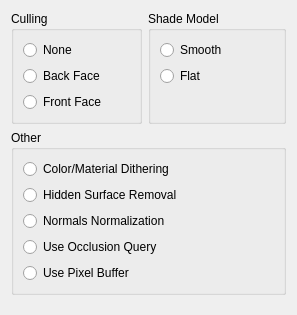
First picture: the form in src/cpp/plantgl/gui/base/interface/gloptions.ui, repository openalea/plantgl, before the edit.
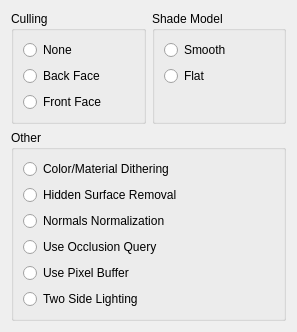
Second picture: the form after the edit.

Commit message: add two side lighting options

What changed in the file:
```diff
--- a/src/cpp/plantgl/gui/base/interface/gloptions.ui
+++ b/src/cpp/plantgl/gui/base/interface/gloptions.ui
@@ -7,7 +7,7 @@
     <x>0</x>
     <y>0</y>
     <width>297</width>
-    <height>315</height>
+    <height>307</height>
    </rect>
   </property>
   <property name="windowTitle">
@@ -63,12 +63,6 @@
       <string>Shade Model</string>
      </property>
      <layout class="QVBoxLayout">
-      <property name="spacing">
-       <number>6</number>
-      </property>
-      <property name="margin">
-       <number>9</number>
-      </property>
       <item>
        <widget class="QRadioButton" name="SmoothButton">
         <property name="text">
@@ -161,10 +155,20 @@
         </property>
        </widget>
       </item>
+      <item>
+       <widget class="QRadioButton" name="TwoSideLightButton">
+        <property name="text">
+         <string>Two Side Lighting</string>
+        </property>
+        <property name="autoExclusive">
+         <bool>false</bool>
+        </property>
+       </widget>
+      </item>
      </layout>
     </widget>
    </item>
-   <item row="2" column="1">
+   <item row="2" column="0" colspan="2">
     <spacer>
      <property name="orientation">
       <enum>Qt::Vertical</enum>
```
The commit also changes 2 other files.
